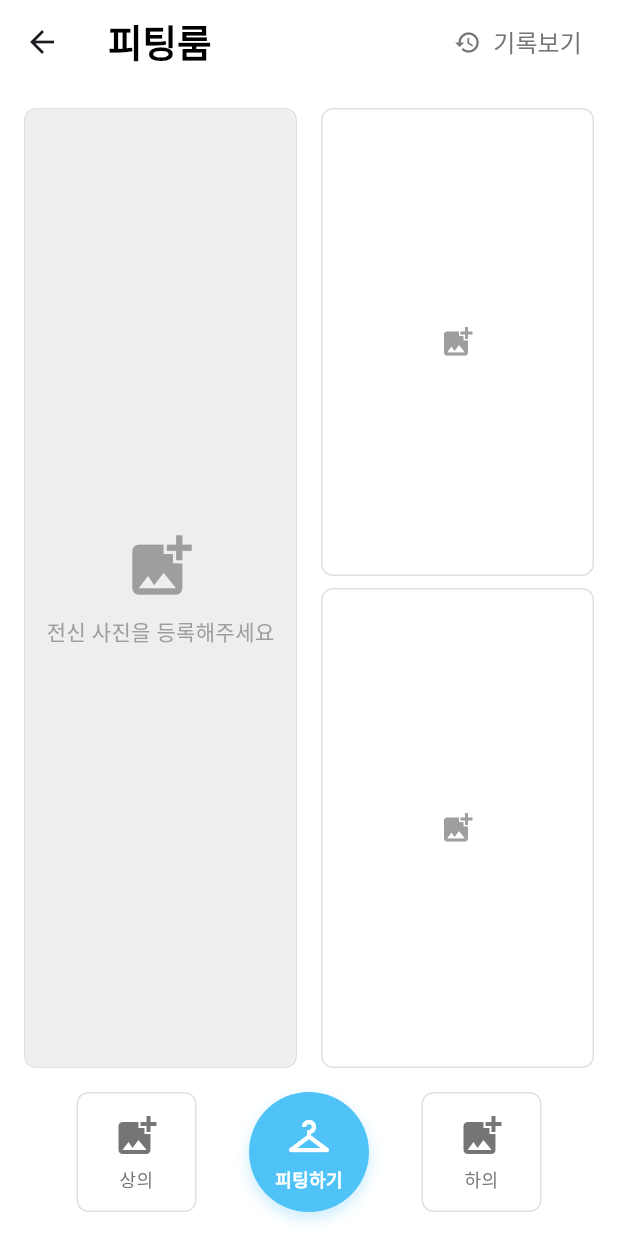
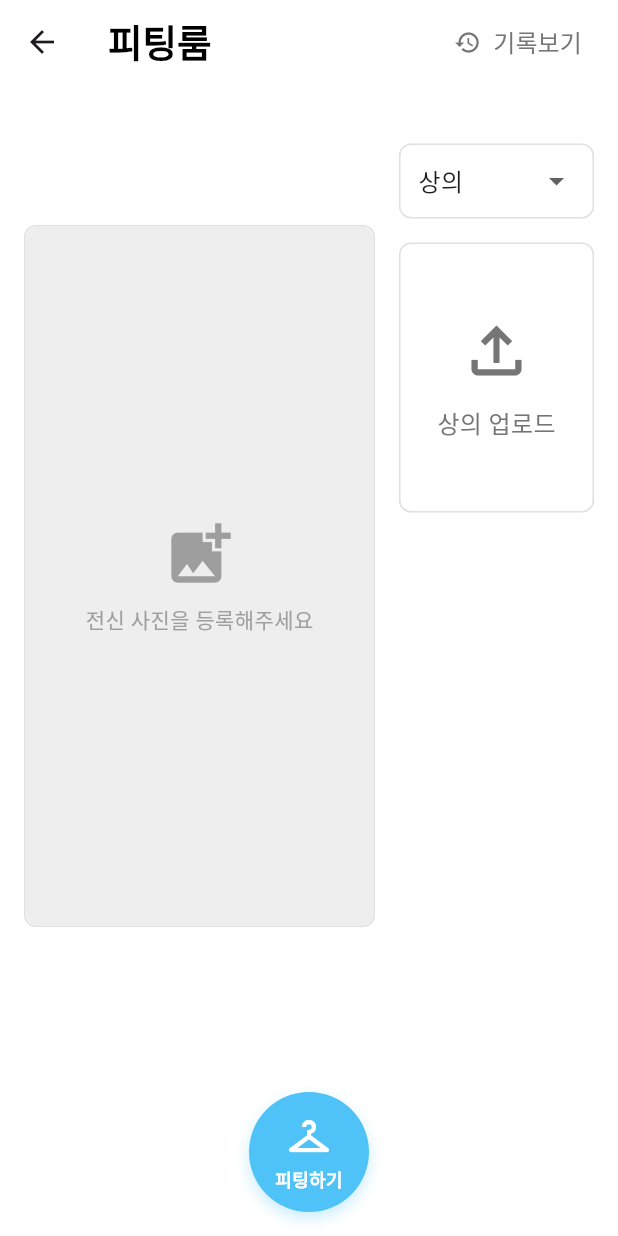
Before and after one commit to jinseok2101/iDress, a Flutter app: the FittingRoomPage screen opened directly with empty values, on a phone screen of 412 x 824 dp. Run offline on Flutter 3.47's test engine with Material 3 defaults, Android fonts, the light colour scheme and no system bars; our stand-ins replace firebase_auth, firebase_core, firebase_database, firebase_messaging, firebase_storage, flutter_image_compress and 5 more; missing offline and left inert: kakao_flutter_sdk_user; accounts and stored records are empty.

Commit message:
피팅룸 ui

```diff
--- a/lib/screens/closet/closetpage/clothing_analyzer.dart
+++ b/lib/screens/closet/closetpage/clothing_analyzer.dart
@@ -32,7 +32,7 @@ class ClothingAnalyzer {
           {
             "parts": [
               {
-                "text": "이 아기 옷의 종류와 색상을 분석해주세요. 종류는 '상의', '하의', '신발', '한벌옷' 중 하나로, 색상은 '흰색', '검정', '빨강', '주황', '노랑', '초록', '파랑', '남색', '보라', 회색', '분홍', '갈색' 중 하나로 알려주세요. 옷의 바탕이 되는 색으로 색상을 알려주세요. 굳이 정확한 색깔을 말해줄 필요는 없습니다."
+                "text": "이 아기 옷의 종류와 색상을 분석해주세요. 종류는 '상의', '하의', '신발', '한벌옷' 중 하나로, 색상은 '흰색', '검정', '빨강', '주황', '노랑', '초록', '파랑', '남색', '보라', 회색', '분홍', '갈색' 중 하나로 알려주세요. 옷의 바탕이 되는 색으로 색상을 알려주세요. 굳이 정확한 색깔을 말해줄 필요는 없습니다. 이 옷을 입"
               },
               {
                 "inline_data": {
--- a/lib/screens/fitting_room/fitting_room_page.dart
+++ b/lib/screens/fitting_room/fitting_room_page.dart
@@ -28,6 +28,7 @@ class _FittingRoomPageState extends State<FittingRoomPage> {
   final FirebaseStorage _storage = FirebaseStorage.instance;
   final String _userId = FirebaseAuth.instance.currentUser?.uid ?? '';
   bool _isUploading = false;
+  String selectedOption = '상의'; // 콤보박스 기본값
 
   DatabaseReference get _clothingRef =>
       FirebaseDatabase.instance
@@ -49,6 +50,15 @@ class _FittingRoomPageState extends State<FittingRoomPage> {
 
   Future<void> _pickImage(String type) async {
     try {
+      // 이미 이미지가 있고, 단일 이미지 옵션일 경우 더 이상 업로드 불가
+      if ((topImage != null || bottomImage != null) &&
+          (selectedOption == '상의' || selectedOption == '하의' || selectedOption == '한벌옷')) {
+        ScaffoldMessenger.of(context).showSnackBar(
+          const SnackBar(content: Text('이미 이미지가 선택되었습니다')),
+        );
+        return;
+      }
+
       final XFile? pickedFile = await _picker.pickImage(
         source: ImageSource.gallery,
         maxWidth: 1024,
@@ -58,10 +68,26 @@ class _FittingRoomPageState extends State<FittingRoomPage> {
 
       if (pickedFile != null) {
         setState(() {
-          if (type == 'top') {
+          switch (selectedOption) {
+            case '상의':
               topImage = File(pickedFile.path);
-          } else {
+              bottomImage = null;
+              break;
+            case '하의':
+              topImage = null;
               bottomImage = File(pickedFile.path);
+              break;
+            case '상의+하의':
+              if (topImage == null) {
+                topImage = File(pickedFile.path);
+              } else if (bottomImage == null) {
+                bottomImage = File(pickedFile.path);
+              }
+              break;
+            case '한벌옷':
+              topImage = File(pickedFile.path);
+              bottomImage = null;
+              break;
           }
         });
       }
@@ -112,7 +138,6 @@ class _FittingRoomPageState extends State<FittingRoomPage> {
     ),
     body: Column(
     children: [
-          // 메인 이미지와 선택된 옷 영역
     Expanded(
     child: Container(
     margin: const EdgeInsets.all(16),
@@ -120,7 +145,9 @@ class _FittingRoomPageState extends State<FittingRoomPage> {
       children: [
         // 아이 전신 사진
         Expanded(
-                    flex: 1,
+          flex: 4,
+          child: AspectRatio(
+            aspectRatio: 1/2,  // 세로로 긴 1:2 비율 설정
             child: Container(
               decoration: BoxDecoration(
                 border: Border.all(color: Colors.grey[300]!),
@@ -131,7 +158,7 @@ class _FittingRoomPageState extends State<FittingRoomPage> {
                 child: widget.fullBodyImageUrl != null
                     ? Image.network(
                   widget.fullBodyImageUrl!,
-                          fit: BoxFit.cover,
+                  fit: BoxFit.contain,
                 )
                     : Container(
                   color: Colors.grey[200],
@@ -153,33 +180,63 @@ class _FittingRoomPageState extends State<FittingRoomPage> {
               ),
             ),
           ),
+        ),
     SizedBox(width: 16),
-                  // 선택된 옷 이미지들
-                  Expanded(
-                    flex: 1,
+      // 오른쪽 영역
+      Container(
+        width: 130,
+        height: MediaQuery.of(context).size.height * 0.7,
         child: Column(
-                      mainAxisAlignment: MainAxisAlignment.center,
+          mainAxisAlignment: MainAxisAlignment.start,
           children: [
-                        // 상의 이미지
-                        if (topImage != null)
-                          Expanded(
-                            child: Stack(
-                              children: [
+            // 콤보박스
             Container(
-                                  margin: EdgeInsets.only(bottom: 8),
+              padding: EdgeInsets.symmetric(horizontal: 12),
               decoration: BoxDecoration(
-                                    border: Border.all(
-                                        color: Colors.grey[300]!),
+                border: Border.all(color: Colors.grey[300]!),
                 borderRadius: BorderRadius.circular(8),
               ),
-                                  child: ClipRRect(
+              child: DropdownButton<String>(
+                value: selectedOption,
+                isExpanded: true,
+                underline: Container(),
+                items: ['상의', '하의', '상의+하의', '한벌옷']
+                    .map((String value) {
+                  return DropdownMenuItem<String>(
+                    value: value,
+                    child: Text(
+                      value,
+                      style: TextStyle(fontSize: 16),
+                    ),
+                  );
+                }).toList(),
+                onChanged: (String? newValue) {
+                  setState(() {
+                    selectedOption = newValue!;
+                    topImage = null;
+                    bottomImage = null;
+                  });
+                },
+              ),
+            ),
+            SizedBox(height: 16),
+            // 업로드 영역
+            if (selectedOption == '상의+하의') ...[
+              // 상의 업로드 버튼 또는 미리보기
+              Container(
+                width: double.infinity,
+                height: 180,
+                decoration: BoxDecoration(
+                  border: Border.all(color: Colors.grey[300]!),
                   borderRadius: BorderRadius.circular(8),
+                ),
+                child: topImage != null
+                    ? Stack(
+                  children: [
+                    Positioned.fill(
                       child: Image.file(
                         topImage!,
                         fit: BoxFit.contain,
-                                      width: double.infinity,
-                                      height: double.infinity,
-                                    ),
                       ),
                     ),
                     Positioned(
@@ -196,8 +253,7 @@ class _FittingRoomPageState extends State<FittingRoomPage> {
                           decoration: BoxDecoration(
                             color: Colors.white,
                             shape: BoxShape.circle,
-                                        border: Border.all(color: Colors
-                                            .grey[300]!),
+                            border: Border.all(color: Colors.grey[300]!),
                           ),
                           child: Icon(
                             Icons.close,
@@ -208,41 +264,43 @@ class _FittingRoomPageState extends State<FittingRoomPage> {
                       ),
                     ),
                   ],
+                )
+                    : InkWell(
+                  onTap: () => _pickImage(selectedOption),
+                  child: Column(
+                    mainAxisAlignment: MainAxisAlignment.center,
+                    children: [
+                      Icon(Icons.file_upload_outlined,
+                          size: 50,
+                          color: Colors.grey[600]),
+                      SizedBox(height: 12),
+                      Text(
+                        '상의 업로드',
+                        style: TextStyle(
+                          color: Colors.grey[600],
+                          fontSize: 16,
                         ),
-                          )
-                        else
-                          Expanded(
-                            child: Container(
-                              margin: EdgeInsets.only(bottom: 8),
+                      ),
+                    ],
+                  ),
+                ),
+              ),
+              SizedBox(height: 16),
+              // 하의 업로드 버튼 또는 미리보기
+              Container(
+                width: double.infinity,
+                height: 180,
                 decoration: BoxDecoration(
                   border: Border.all(color: Colors.grey[300]!),
                   borderRadius: BorderRadius.circular(8),
                 ),
-                              child: Center(
-                                child: Icon(Icons.add_photo_alternate,
-                                    color: Colors.grey),
-                              ),
-                            ),
-                          ),
-                        // 하의 이미지
-                        if (bottomImage != null)
-                          Expanded(
-                            child: Stack(
+                child: bottomImage != null
+                    ? Stack(
                   children: [
-                                Container(
-                                  decoration: BoxDecoration(
-                                    border: Border.all(
-                                        color: Colors.grey[300]!),
-                                    borderRadius: BorderRadius.circular(8),
-                                  ),
-                                  child: ClipRRect(
-                                    borderRadius: BorderRadius.circular(8),
+                    Positioned.fill(
                       child: Image.file(
                         bottomImage!,
                         fit: BoxFit.contain,
-                                      width: double.infinity,
-                                      height: double.infinity,
-                                    ),
                       ),
                     ),
                     Positioned(
@@ -259,8 +317,7 @@ class _FittingRoomPageState extends State<FittingRoomPage> {
                           decoration: BoxDecoration(
                             color: Colors.white,
                             shape: BoxShape.circle,
-                                        border: Border.all(color: Colors
-                                            .grey[300]!),
+                            border: Border.all(color: Colors.grey[300]!),
                           ),
                           child: Icon(
                             Icons.close,
@@ -271,21 +328,93 @@ class _FittingRoomPageState extends State<FittingRoomPage> {
                       ),
                     ),
                   ],
+                )
+                    : InkWell(
+                  onTap: () => _pickImage(selectedOption),
+                  child: Column(
+                    mainAxisAlignment: MainAxisAlignment.center,
+                    children: [
+                      Icon(Icons.file_upload_outlined,
+                          size: 50,
+                          color: Colors.grey[600]),
+                      SizedBox(height: 12),
+                      Text(
+                        '하의 업로드',
+                        style: TextStyle(
+                          color: Colors.grey[600],
+                          fontSize: 16,
                         ),
-                          )
-                        else
-                          Expanded(
-                            child: Container(
+                      ),
+                    ],
+                  ),
+                ),
+              ),
+            ] else ...[
+              // 단일 이미지 업로드 버튼 또는 미리보기
+              Container(
+                width: double.infinity,
+                height: 180,
                 decoration: BoxDecoration(
                   border: Border.all(color: Colors.grey[300]!),
                   borderRadius: BorderRadius.circular(8),
                 ),
-                              child: Center(
-                                child: Icon(Icons.add_photo_alternate,
-                                    color: Colors.grey),
+                child: (topImage != null || bottomImage != null)
+                    ? Stack(
+                  children: [
+                    Positioned.fill(
+                      child: Image.file(
+                        topImage ?? bottomImage!,
+                        fit: BoxFit.contain,
+                      ),
+                    ),
+                    Positioned(
+                      top: 8,
+                      right: 8,
+                      child: GestureDetector(
+                        onTap: () {
+                          setState(() {
+                            topImage = null;
+                            bottomImage = null;
+                          });
+                        },
+                        child: Container(
+                          padding: EdgeInsets.all(4),
+                          decoration: BoxDecoration(
+                            color: Colors.white,
+                            shape: BoxShape.circle,
+                            border: Border.all(color: Colors.grey[300]!),
+                          ),
+                          child: Icon(
+                            Icons.close,
+                            size: 20,
+                            color: Colors.grey[600],
                           ),
                         ),
                       ),
+                    ),
+                  ],
+                )
+                    : InkWell(
+                  onTap: () => _pickImage(selectedOption),
+                  child: Column(
+                    mainAxisAlignment: MainAxisAlignment.center,
+                    children: [
+                      Icon(Icons.file_upload_outlined,
+                          size: 50,
+                          color: Colors.grey[600]),
+                      SizedBox(height: 12),
+                      Text(
+                        '${selectedOption == "상의" ? "상의" : selectedOption == "하의" ? "하의" : "한벌옷"} 업로드',
+                        style: TextStyle(
+                          color: Colors.grey[600],
+                          fontSize: 16,
+                        ),
+                      ),
+                    ],
+                  ),
+                ),
+              ),
+            ],
           ],
         ),
       ),
@@ -293,88 +422,12 @@ class _FittingRoomPageState extends State<FittingRoomPage> {
     ),
     ),
     ),
-
-          // 하단 액션 버튼들
+      // 피팅하기 버튼
       Container(
-            padding: EdgeInsets.only(left: 16, right: 16, bottom: 16),
-            child: Row(
-              mainAxisAlignment: MainAxisAlignment.spaceEvenly,
-              children: [
-                _buildActionButton(
-                  icon: Icons.add_photo_alternate,
-                  label: '상의',
-                  image: topImage,
-                  onTap: () => _pickImage('top'),
-                ),
-                _buildFittingButton(),
-                _buildActionButton(
-                  icon: Icons.add_photo_alternate,
-                  label: '하의',
-                  image: bottomImage,
-                  onTap: () => _pickImage('bottom'),
+        padding: EdgeInsets.all(16),
+        child: _buildFittingButton(),
       ),
     ],
-            ),
-          ),
-        ],
-      ),
-    );
-  }
-
-  Widget _buildActionButton({
-    required IconData icon,
-    required String label,
-    required VoidCallback onTap,
-    File? image,
-  }) {
-    return Container(
-      width: 80,
-      height: 80,
-      decoration: BoxDecoration(
-        color: Colors.white,
-        borderRadius: BorderRadius.circular(8),
-        border: Border.all(color: Colors.grey[300]!),
-      ),
-      child: InkWell(
-        onTap: _isUploading ? null : onTap,
-        borderRadius: BorderRadius.circular(8),
-        child: Stack(
-          children: [
-            if (image != null)
-              ClipRRect(
-                borderRadius: BorderRadius.circular(7),
-                child: Image.file(
-                  image,
-                  width: 80,
-                  height: 80,
-                  fit: BoxFit.cover,
-                ),
-              )
-            else
-              Center(
-                child: Column(
-                  mainAxisAlignment: MainAxisAlignment.center,
-                  crossAxisAlignment: CrossAxisAlignment.center,
-                  children: [
-                    Icon(icon, size: 32, color: Colors.grey[600]),
-                    const SizedBox(height: 4),
-                    Container(
-                      width: double.infinity,
-                      alignment: Alignment.center,
-                      child: Text(
-                        label,
-                        textAlign: TextAlign.center,
-                        style: TextStyle(
-                          fontSize: 12,
-                          color: Colors.grey[600],
-                        ),
-                      ),
-                    ),
-                  ],
-                ),
-              ),
-          ],
-        ),
     ),
     );
   }
@@ -406,20 +459,6 @@ class _FittingRoomPageState extends State<FittingRoomPage> {
             return;
           }
 
-          showDialog(
-            context: context,
-            builder: (BuildContext context) {
-              return AlertDialog(
-                title: Text('피팅 방식 선택'),
-                content: Column(
-                  mainAxisSize: MainAxisSize.min,
-                  children: [
-                    ListTile(
-                      leading: Icon(Icons.checkroom),
-                      title: Text('일반 피팅'),
-                      subtitle: Text('상/하의 따로 저장'),
-                      onTap: () {
-                        Navigator.pop(context);
           Navigator.push(
             context,
             MaterialPageRoute(
@@ -427,38 +466,10 @@ class _FittingRoomPageState extends State<FittingRoomPage> {
                 childInfo: widget.childInfo,
                 topImage: topImage,
                 bottomImage: bottomImage,
-                              isOnepiece: false,
-                              isFromCloset: false,  // 추가: 피팅룸에서 왔음을 표시
+                isOnepiece: selectedOption == '한벌옷',
+                isFromCloset: false,
               ),
             ),
-                        );
-                      },
-                    ),
-                    Divider(),
-                    ListTile(
-                      leading: Icon(Icons.accessibility_new),
-                      title: Text('한벌옷 피팅'),
-                      subtitle: Text('한벌옷으로 저장'),
-                      onTap: () {
-                        Navigator.pop(context);
-                        Navigator.push(
-                          context,
-                          MaterialPageRoute(
-                            builder: (context) => FittingLoadingPage(
-                              childInfo: widget.childInfo,
-                              topImage: topImage,
-                              bottomImage: bottomImage,
-                              isOnepiece: true,
-                              isFromCloset: false,  // 추가: 피팅룸에서 왔음을 표시
-                            ),
-                          ),
-                        );
-                      },
-                    ),
-                  ],
-                ),
-              );
-            },
           );
         },
         customBorder: CircleBorder(),
--- a/pubspec.yaml
+++ b/pubspec.yaml
@@ -48,7 +48,7 @@ dependencies:
   image_picker: ^1.1.2
   uuid : ^3.0.4
   http: ^1.1.0
-  flutter_image_compress: ^1.1.0
+  flutter_image_compress: ^2.1.0
   path_provider: ^2.0.0
   intl: ^0.17.0
 
```
Also changed, not shown: pubspec.lock. Lines whose indentation alone changed are shown as unchanged.
